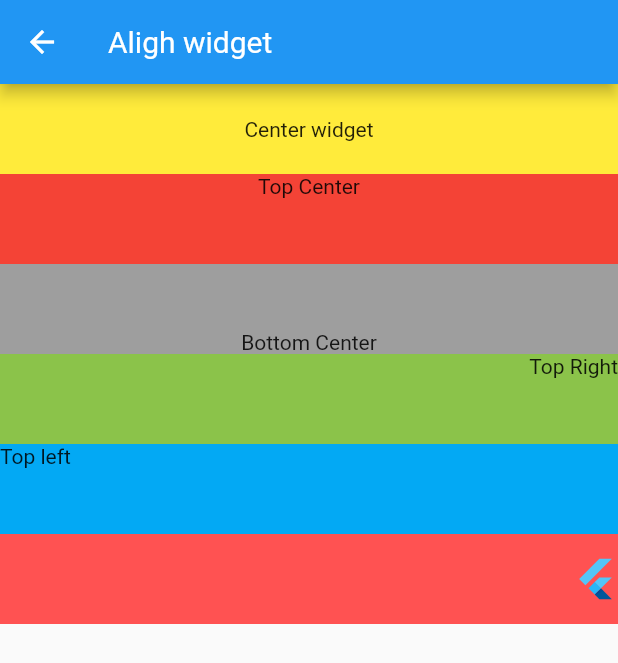
After one commit to dineshnagarajandev/Flutter-UIKit, a Flutter app: the AlignClass screen opened by its route, on a phone screen of 412 x 824 dp. The commit adds this screen. Shown: the top 663 px of the screen. Run offline on Flutter 3.47's test engine with Material 2 defaults, Android fonts, the phone set to English and light mode, and no system bars.

Commit message:
AppBar samples, BottomNavBar sample included

```diff
--- /dev/null
+++ b/lib/CustomWidgets/alignclass.dart
@@ -0,0 +1,65 @@
+import 'package:flutter/material.dart';
+
+class AlignClass extends StatelessWidget {
+  @override
+  Widget build(BuildContext context) {
+    return Scaffold(
+        appBar: AppBar(
+          title: Text('Aligh widget'),
+        ),
+        body: Column(
+          children: <Widget>[
+            Container(
+              color: Colors.yellow,
+              height: 60,
+              child: Align(
+                alignment: Alignment.center,
+                child: Text('Center widget'),
+              ),
+            ),
+            Container(
+              color: Colors.red,
+              height: 60,
+              child: Align(
+                alignment: Alignment.topCenter,
+                child: Text('Top Center'),
+              ),
+            ),
+            Container(
+              color: Colors.grey,
+              height: 60,
+              child: Align(
+                alignment: Alignment.bottomCenter,
+                child: Text('Bottom Center'),
+              ),
+            ),
+            Container(
+              color: Colors.lightGreen,
+              height: 60,
+              child: Align(
+                alignment: Alignment.topRight,
+                child: Text('Top Right'),
+              ),
+            ),
+            Container(
+              color: Colors.lightBlue,
+              height: 60,
+              child: Align(
+                alignment: Alignment.topLeft,
+                child: Text('Top left'),
+              ),
+            ),
+            Container(
+              color: Colors.redAccent,
+              height: 60,
+              child: Align(
+                alignment: Alignment.centerRight,
+                child: FlutterLogo(
+                  size: 30,
+                ),
+              ),
+            )
+          ],
+        ));
+  }
+}
--- /dev/null
+++ b/lib/utils/apputils.dart
@@ -0,0 +1,5 @@
+import 'package:flutter/material.dart';
+
+popView(BuildContext context) {
+  Navigator.pop(context);
+}
```
Also changed, not shown: lib/CustomWidgets/appbarclass.dart (added, +115 -0 lines), lib/main.dart (+60 -39 lines).
